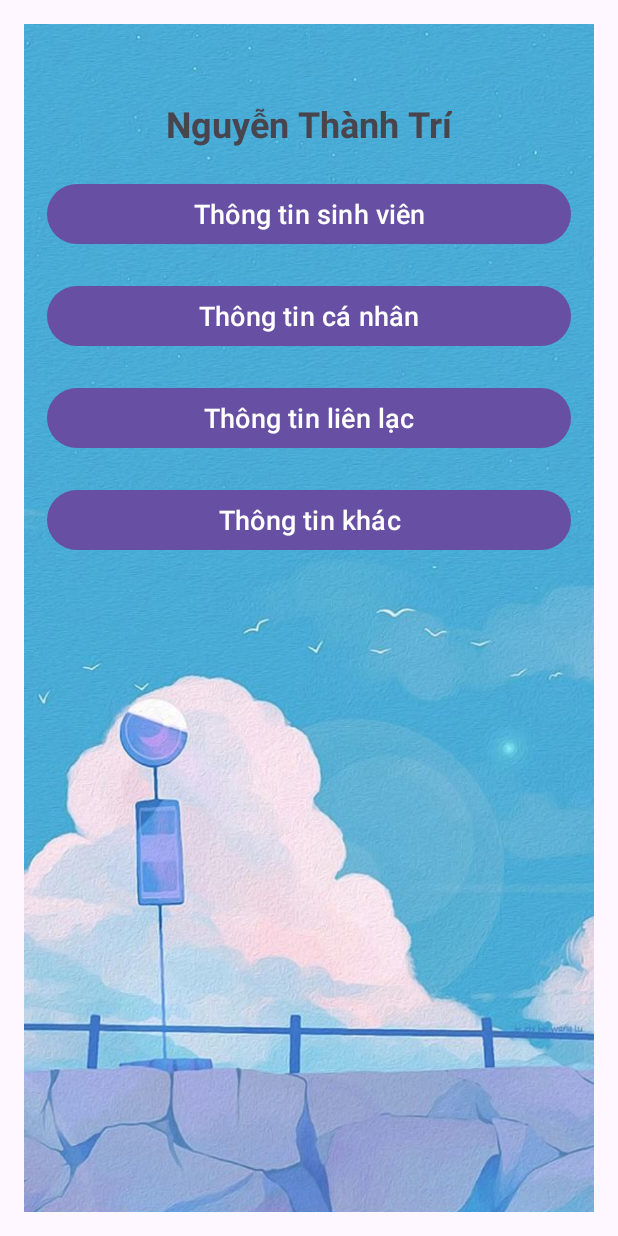
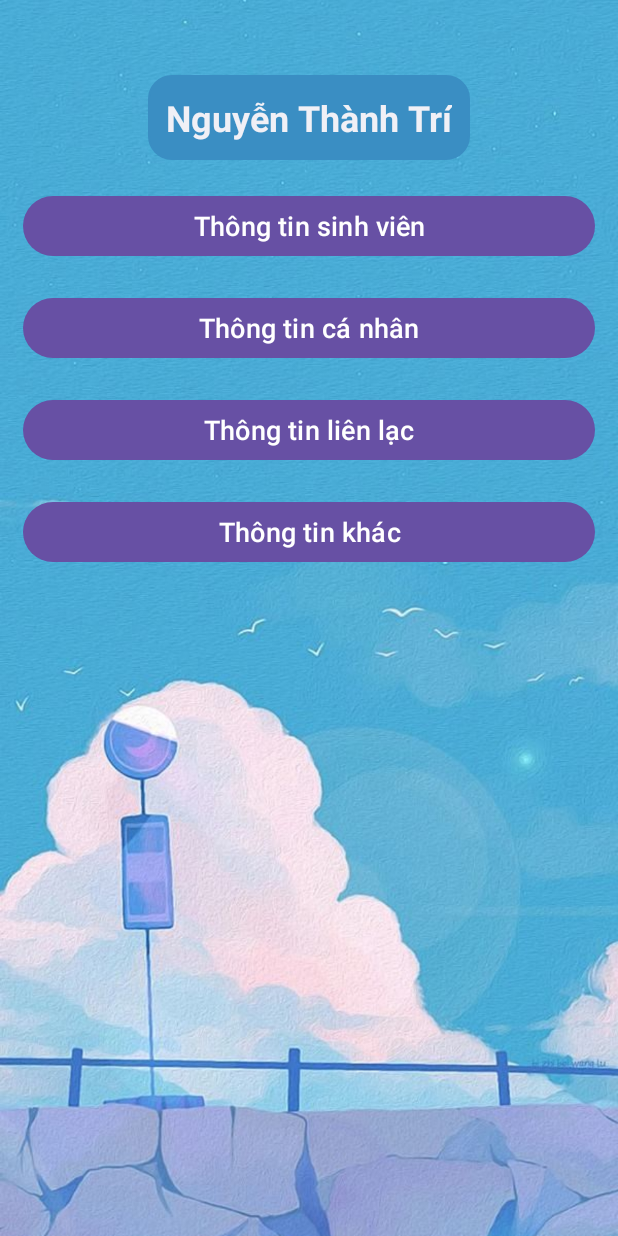
Before and after one commit to ngthanhtri/63131548-AndroidProgramming, an Android app: the screen it shows after launch (MainActivity), on a phone screen of 412 x 824 dp. Run offline under Robolectric (Android 15) with nearby library versions, the phone set to English and light mode, and no system bars.

Commit message:
điều chỉnh màu nền

```diff
--- /dev/null
+++ b/Cau3_AppGioiThieu/app/src/main/res/drawable/textview_ten.xml
@@ -0,0 +1,11 @@
+<shape xmlns:android="http://schemas.android.com/apk/res/android"
+    android:shape="rectangle">
+
+    <solid android:color="#3A8EC3"/>
+
+    <corners android:radius="15dp"/>
+
+    <stroke
+        android:width="1dp"
+        android:color="#3A8EC3"/>
+</shape>
--- a/Cau3_AppGioiThieu/app/src/main/res/layout/activity_main.xml
+++ b/Cau3_AppGioiThieu/app/src/main/res/layout/activity_main.xml
@@ -4,7 +4,7 @@
     xmlns:tools="http://schemas.android.com/tools"
     android:layout_width="match_parent"
     android:layout_height="match_parent"
-    android:padding="16dp"
+    android:padding="0dp"
     tools:context=".MainActivity">
 
     <ImageView
@@ -23,13 +23,18 @@
         android:id="@+id/TVhoten"
         android:layout_width="wrap_content"
         android:layout_height="wrap_content"
+        android:layout_marginTop="50dp"
+        android:background="@drawable/textview_ten"
+        android:padding="12dp"
+        android:text="Nguyễn Thành Trí"
+        android:textColor="#F0F0F6"
         android:textSize="24sp"
         android:textStyle="bold"
-        android:text="Nguyễn Thành Trí"
         app:layout_constraintStart_toStartOf="parent"
         app:layout_constraintEnd_toEndOf="parent"
         app:layout_constraintTop_toTopOf="parent"
-        android:layout_marginTop="50dp"/>
+        android:layout_marginStart="16dp"
+        android:layout_marginEnd="16dp" />
 
     <Button
         android:id="@+id/btnttsinhvien"
```
